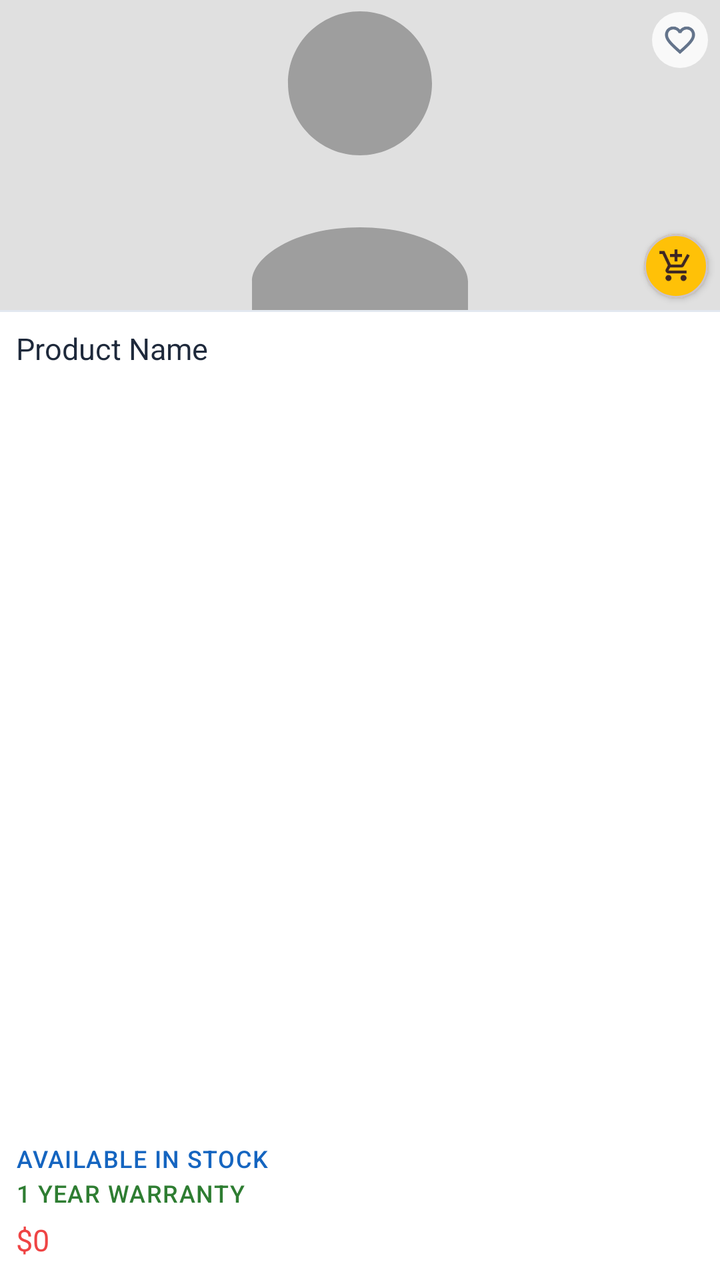
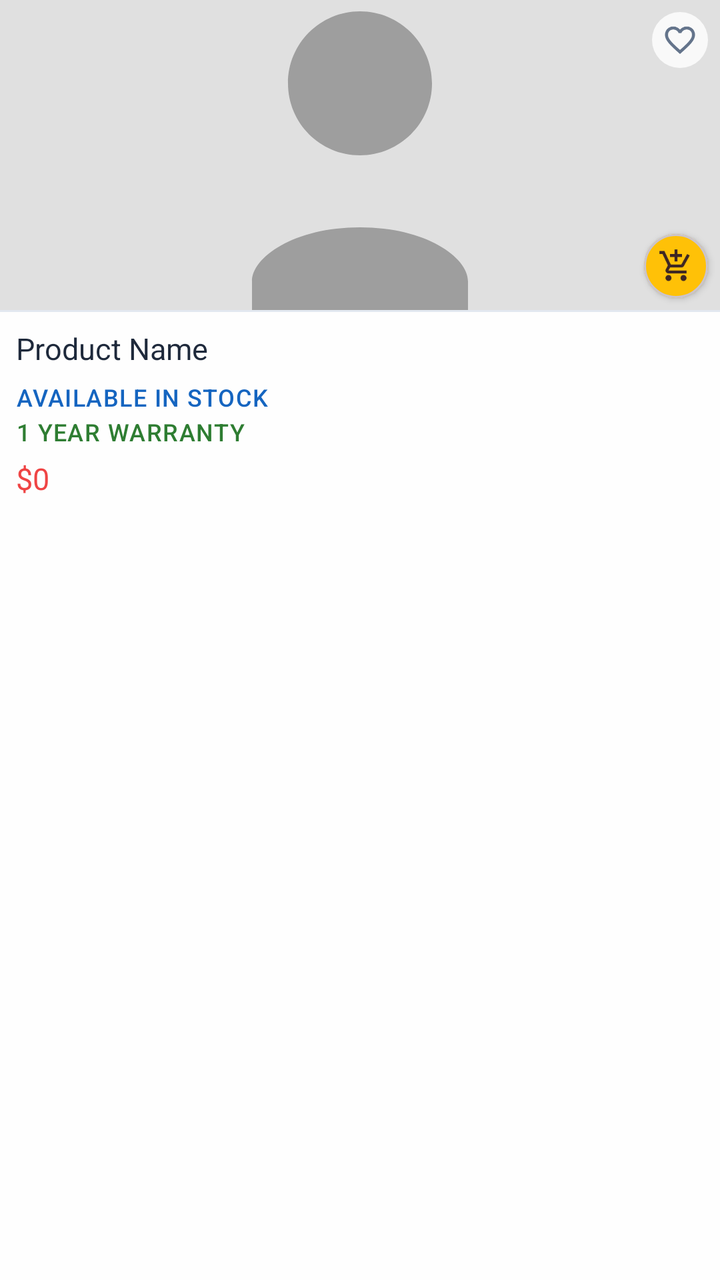

Before-and-after screenshots of an Android layout around one commit, followed by the original layout XML and the change that was made.
<!-- AndroidManifest.xml: application theme Theme.BeckieDealApp -->
<!-- res/layout/product_card.xml -->
﻿<?xml version="1.0" encoding="utf-8"?>

<com.google.android.material.card.MaterialCardView
    xmlns:android="http://schemas.android.com/apk/res/android"
    xmlns:app="http://schemas.android.com/apk/res-auto"
    android:layout_width="match_parent"
    android:layout_height="380dp"
    android:layout_margin="2dp"
    app:cardCornerRadius="0dp"
    app:cardElevation="0dp"
    app:strokeWidth="0dp"
    app:cardBackgroundColor="@color/surface">

    
    <LinearLayout
        android:layout_width="match_parent"
        android:layout_height="match_parent"
        android:orientation="vertical">

        
        <FrameLayout
            android:layout_width="match_parent"
            android:layout_height="155dp"
            android:background="@color/card_bg_secondary">

            <ImageView
                android:id="@+id/productImage"
                android:layout_width="match_parent"
                android:layout_height="match_parent"
                android:scaleType="centerCrop"
                android:src="@drawable/placeholder_image" />

            
            <ImageView
                android:id="@+id/favoriteIcon"
                android:layout_width="28dp"
                android:layout_height="28dp"
                android:layout_gravity="top|end"
                android:layout_margin="6dp"
                android:background="@drawable/favorite_background"
                android:padding="5dp"
                android:src="@drawable/ic_favorite_border"
                app:tint="@color/text_secondary" />

            
            <com.google.android.material.card.MaterialCardView
                android:id="@+id/quickAddToCartButton"
                android:layout_width="32dp"
                android:layout_height="32dp"
                android:layout_gravity="bottom|end"
                android:layout_margin="6dp"
                app:cardCornerRadius="16dp"
                app:cardElevation="2dp"
                app:cardBackgroundColor="@color/yellow_star">
                <ImageView
                    android:layout_width="18dp"
                    android:layout_height="18dp"
                    android:layout_gravity="center"
                    android:src="@drawable/add_shopping_cart_24"
                    app:tint="@color/dark_brown" />
            </com.google.android.material.card.MaterialCardView>

        </FrameLayout>

        
        <View
            android:layout_width="match_parent"
            android:layout_height="1dp"
            android:background="@color/border_color" />

        
        <LinearLayout
            android:layout_width="match_parent"
            android:layout_height="0dp"
            android:layout_weight="1"
            android:orientation="vertical"
            android:paddingHorizontal="8dp"
            android:paddingTop="8dp"
            android:paddingBottom="10dp">

            
            <TextView
                android:id="@+id/productName"
                android:layout_width="match_parent"
                android:layout_height="wrap_content"
                android:text="Product Name"
                android:textAppearance="@style/TextAppearance.App.CardProductName"
                android:maxLines="2"
                android:ellipsize="end" />

            
            <TextView
                android:id="@+id/productVariant"
                android:layout_width="match_parent"
                android:layout_height="wrap_content"
                android:layout_marginTop="2dp"
                android:text=""
                android:textAppearance="@style/TextAppearance.App.Label"
                android:textAllCaps="false"
                android:textColor="@color/text_secondary"
                android:maxLines="1"
                android:ellipsize="end"
                android:visibility="gone" />

            
            <Space
                android:layout_width="0dp"
                android:layout_height="0dp"
                android:layout_weight="1" />

            
            <TextView
                android:id="@+id/stockStatus"
                android:layout_width="wrap_content"
                android:layout_height="wrap_content"
                android:text="Available In Stock"
                android:textAppearance="@style/TextAppearance.App.Label"
                android:textColor="#1565C0" />

            
            <TextView
                android:id="@+id/warrantyText"
                android:layout_width="wrap_content"
                android:layout_height="wrap_content"
                android:layout_marginTop="1dp"
                android:text="1 Year Warranty"
                android:textAppearance="@style/TextAppearance.App.Label"
                android:textColor="#2E7D32" />

            
            <TextView
                android:id="@+id/skuText"
                android:layout_width="wrap_content"
                android:layout_height="wrap_content"
                android:layout_marginTop="1dp"
                android:text=""
                android:textAppearance="@style/TextAppearance.App.Label"
                android:textColor="#00897B"
                android:visibility="gone" />

            
            <TextView
                android:id="@+id/productPrice"
                android:layout_width="wrap_content"
                android:layout_height="wrap_content"
                android:layout_marginTop="5dp"
                android:text="$0"
                android:textAppearance="@style/TextAppearance.App.CardPrice"
                android:textColor="@color/red_error" />

            
            <TextView
                android:id="@+id/productSpecs"
                android:layout_width="match_parent"
                android:layout_height="wrap_content"
                android:layout_marginTop="4dp"
                android:text=""
                android:textAppearance="@style/TextAppearance.App.Specs"
                android:maxLines="3"
                android:ellipsize="end"
                android:visibility="gone" />

            
            <TextView
                android:id="@+id/freeItemsText"
                android:layout_width="wrap_content"
                android:layout_height="wrap_content"
                android:layout_marginTop="2dp"
                android:text=""
                android:textAppearance="@style/TextAppearance.App.Label"
                android:textAllCaps="false"
                android:textColor="@color/red_error"
                android:textStyle="italic"
                android:visibility="gone" />

        </LinearLayout>

    </LinearLayout>

</com.google.android.material.card.MaterialCardView>
<!-- resources referenced by this layout -->
<resources>
  <color name="border_color">#E2E8F0</color>
  <color name="card_bg_secondary">#F1F5F9</color>
  <color name="dark_brown">#3E2723</color>
  <color name="red_error">#EF4444</color>
  <color name="surface">#FFFFFF</color>
  <color name="text_secondary">#64748B</color>
  <color name="yellow_star">#FFC107</color>
  <!-- drawable favorite_background (drawable) -->
  <?xml version="1.0" encoding="utf-8"?>
  <shape xmlns:android="http://schemas.android.com/apk/res/android"
      android:shape="oval">
      <solid android:color="#CCFFFFFF" />
  </shape>
  <style name="TextAppearance.App.CardPrice" parent="TextAppearance.Material3.BodyLarge">
          <item name="android:fontFamily">@font/synonym_semibold</item>
          <item name="android:textSize">15sp</item>
          <item name="android:letterSpacing">0</item>
          <item name="android:textColor">@color/text_primary</item>
      </style>
  <style name="TextAppearance.App.CardProductName" parent="TextAppearance.Material3.BodyLarge">
          <item name="android:fontFamily">@font/synonym_medium</item>
          <item name="android:textSize">15sp</item>
          <item name="android:letterSpacing">0</item>
          <item name="android:textColor">@color/text_primary</item>
      </style>
  <style name="Theme.BeckieDealApp" parent="Base.Theme.BeckieDealApp">
          <item name="buttonStyle">@style/Widget.App.Button</item>
          <item name="materialButtonStyle">@style/Widget.App.Button</item>
      </style>
  <color name="text_primary">#1E293B</color>
  <style name="Widget.App.Button" parent="Widget.Material3.Button">
          <item name="shapeAppearance">@style/ShapeAppearance.App.Button.Pill</item>
          <item name="android:textAppearance">@style/TextAppearance.App.Button</item>
      </style>
  <color name="primary">#F97316</color>
  <color name="on_primary">#FFFFFF</color>
  <color name="primary_container">#F97316</color>
  <color name="on_primary_container">#582200</color>
  <color name="background">#F9F9F7</color>
  <color name="on_surface">#251913</color>
  <style name="TextAppearance.App.ProductName" parent="TextAppearance.Material3.HeadlineSmall">
          <item name="android:fontFamily">@font/amulya_bold</item>
          <item name="android:textSize">24sp</item>
          <item name="android:letterSpacing">-0.02</item>
          <item name="android:textColor">@color/text_primary</item>
      </style>
  <style name="TextAppearance.App.PriceHero" parent="TextAppearance.Material3.TitleLarge">
          <item name="android:fontFamily">@font/amulya_bold</item>
          <item name="android:textSize">22sp</item>
          <item name="android:letterSpacing">-0.01</item>
          <item name="android:textColor">@color/text_primary</item>
      </style>
  <style name="TextAppearance.App.SectionHeader" parent="TextAppearance.Material3.TitleMedium">
          <item name="android:fontFamily">@font/amulya_bold</item>
          <item name="android:textSize">18sp</item>
          <item name="android:letterSpacing">-0.01</item>
          <item name="android:textColor">@color/text_primary</item>
      </style>
  <style name="TextAppearance.App.Button" parent="TextAppearance.Material3.LabelLarge">
          <item name="android:fontFamily">@font/synonym_semibold</item>
          <item name="android:textSize">15sp</item>
          <item name="android:letterSpacing">0.01</item>
          <item name="android:textAllCaps">false</item>
      </style>
  <style name="ShapeAppearance.App.Button.Pill" parent="">
          <item name="cornerFamily">rounded</item>
          <item name="cornerSize">50%</item>
      </style>
  <color name="nav_indicator_fill">#FFF1EB</color>
  <style name="ShapeAppearance.App.BottomNav.ActiveIndicator" parent="">
          <item name="cornerFamily">rounded</item>
          <item name="cornerSize">50%</item>
      </style>
  <!-- unchanged entries left out for length: 10 -->
</resources>

<!-- the commit's change to res/layout/product_card.xml (unified diff, before → after) -->
@@ -4,17 +4,16 @@
     xmlns:android="http://schemas.android.com/apk/res/android"
     xmlns:app="http://schemas.android.com/apk/res-auto"
     android:layout_width="match_parent"
-    android:layout_height="380dp"
+    android:layout_height="wrap_content"
     android:layout_margin="2dp"
     app:cardCornerRadius="0dp"
     app:cardElevation="0dp"
     app:strokeWidth="0dp"
-    app:cardBackgroundColor="@color/surface">
+    app:cardBackgroundColor="@color/product_card_bg">
 
-    
     <LinearLayout
         android:layout_width="match_parent"
-        android:layout_height="match_parent"
+        android:layout_height="wrap_content"
         android:orientation="vertical">
 
         
@@ -71,8 +70,7 @@
         
         <LinearLayout
             android:layout_width="match_parent"
-            android:layout_height="0dp"
-            android:layout_weight="1"
+            android:layout_height="wrap_content"
             android:orientation="vertical"
             android:paddingHorizontal="8dp"
             android:paddingTop="8dp"
@@ -103,16 +101,11 @@
                 android:visibility="gone" />
 
             
-            <Space
-                android:layout_width="0dp"
-                android:layout_height="0dp"
-                android:layout_weight="1" />
-
-            
             <TextView
                 android:id="@+id/stockStatus"
                 android:layout_width="wrap_content"
                 android:layout_height="wrap_content"
+                android:layout_marginTop="6dp"
                 android:text="Available In Stock"
                 android:textAppearance="@style/TextAppearance.App.Label"
                 android:textColor="#1565C0" />
@@ -156,7 +149,7 @@
                 android:layout_marginTop="4dp"
                 android:text=""
                 android:textAppearance="@style/TextAppearance.App.Specs"
-                android:maxLines="3"
+                android:maxLines="4"
                 android:ellipsize="end"
                 android:visibility="gone" />
 
<!-- resource entries referenced after the edit -->
@@ -3,6 +3,7 @@
   <color name="border_color">#E2E8F0</color>
   <color name="card_bg_secondary">#F1F5F9</color>
   <color name="dark_brown">#3E2723</color>
+  <color name="product_card_bg">#FEFEFE</color>
   <color name="red_error">#EF4444</color>
   <color name="surface">#FFFFFF</color>
   <color name="text_secondary">#64748B</color>
